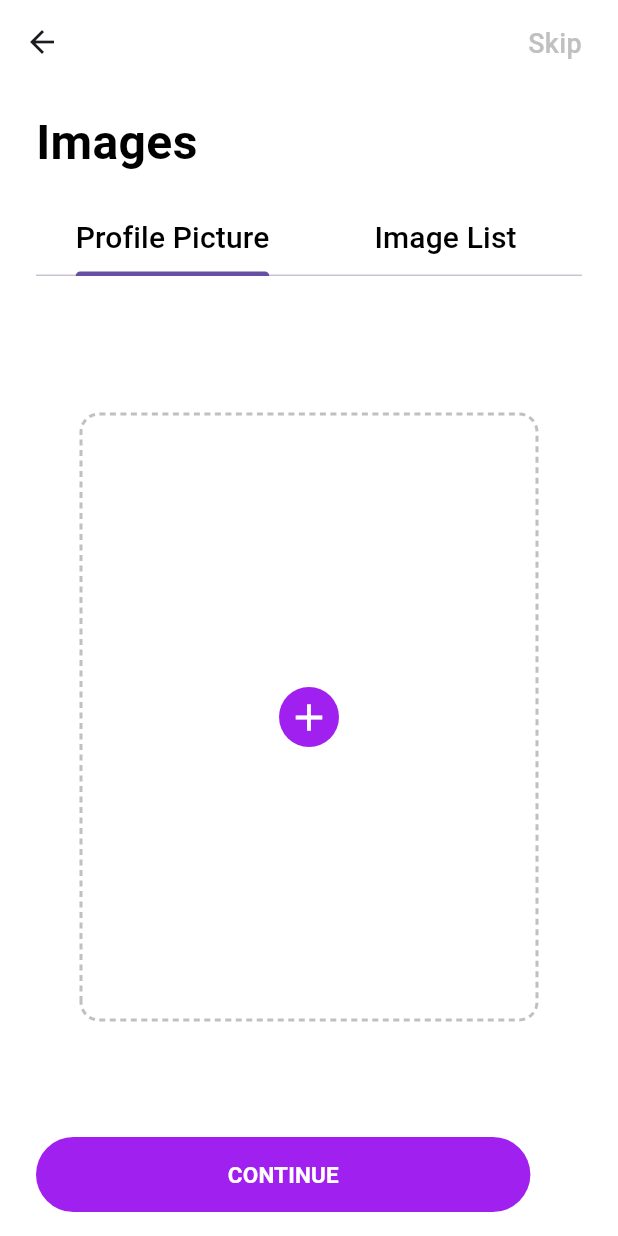
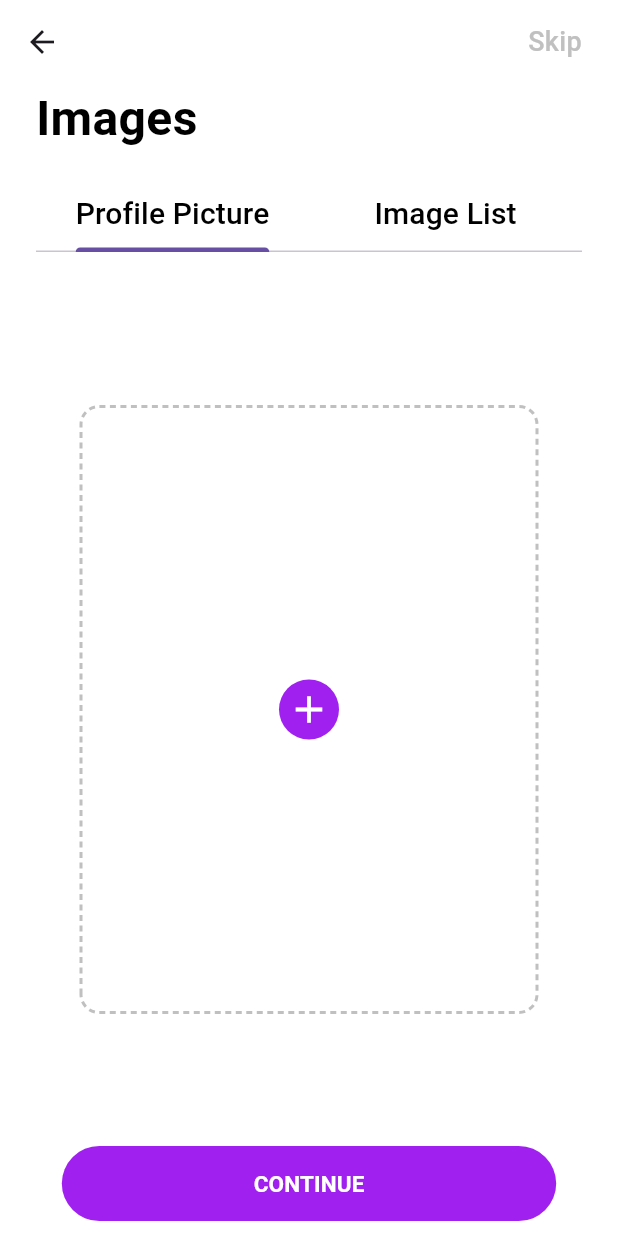
Before and after one commit to GamerQuanTuM/Mingle-Dating-App, a Flutter app: the ImagePage screen opened directly with empty values, on a phone screen of 412 x 824 dp. Run offline on Flutter 3.47's test engine with Material 3 defaults, Android fonts, the phone set to English and light mode, and no system bars; drawn by our look-alikes of dotted_border; our stand-ins replace country_code_picker, file_picker, flutter_riverpod, fpdart, google_fonts, riverpod_annotation and 4 more; missing offline and left inert: ansi_styles, top_modal_sheet; accounts and stored records are empty; generated files the repository leaves out were written again; network calls fail.

Commit message:
UI updates

```diff
--- a/client/lib/core/server_constant.dart
+++ b/client/lib/core/server_constant.dart
@@ -5,9 +5,9 @@ import 'package:http/http.dart' as http;
 
 abstract class ServerConstant {
   static const int _serverPort = 8000;
-  static const String _productionUrl = "https://your-production-url.com";
+  static const String _productionUrl = "https://mingle-dating-app.onrender.com";
   // static const String _devMachineIpLocal = "10.0.2.2";
-  static const String _devMachineIp = "192.168.0.101";
+  // static const String _devMachineIp = "192.168.0.101";
 
   static String get baseUrl {
     if (const bool.fromEnvironment('dart.vm.product')) {
--- a/client/lib/features/auth/view/pages/image_page.dart
+++ b/client/lib/features/auth/view/pages/image_page.dart
@@ -129,7 +129,7 @@ class _ImagePageState extends ConsumerState<ImagePage> {
             : const [
                 Padding(
                   padding:
-                      EdgeInsets.symmetric(horizontal: 24.0, vertical: 16.0),
+                      EdgeInsets.symmetric(horizontal: 24.0, vertical: 5.0),
                   child: Text(
                     "Skip",
                     style: TextStyle(
@@ -146,8 +146,8 @@ class _ImagePageState extends ConsumerState<ImagePage> {
           : DefaultTabController(
               length: 2,
               child: Padding(
-                padding: const EdgeInsets.symmetric(
-                    horizontal: 24.0, vertical: 16.0),
+                padding: const EdgeInsets.only(
+                    left: 24.0, right: 24.0, bottom: 10.0),
                 child: Column(
                   crossAxisAlignment: CrossAxisAlignment.start,
                   children: [
@@ -194,11 +194,13 @@ class _ImagePageState extends ConsumerState<ImagePage> {
                       ),
                     ),
                     const SizedBox(height: 16),
-                    AppButton(
+                    Center(
+                      child: AppButton(
                         text: "CONTINUE",
                         backgroundColor: Pallete.primaryPurple,
                         color: Pallete.white,
                         onPressed: _uploadAsset,
+                      ),
                     ),
                   ],
                 ),
@@ -208,7 +210,16 @@ class _ImagePageState extends ConsumerState<ImagePage> {
   }
 
   Widget _uploadProfilePictureWidget(BuildContext context) {
-    return Center(
+    return LayoutBuilder(
+      builder: (context, constraints) {
+        return SingleChildScrollView(
+          child: ConstrainedBox(
+            constraints: BoxConstraints(
+              minHeight:
+                  constraints.maxHeight, // Ensure minimum height of parent
+              minWidth: constraints.maxWidth,
+            ),
+            child: Center(
               child: Stack(
                 children: [
                   profileImage != null
@@ -222,11 +233,17 @@ class _ImagePageState extends ConsumerState<ImagePage> {
                             radius: const Radius.circular(12),
                             child: ClipRRect(
                               borderRadius: BorderRadius.circular(10),
+                              child: ConstrainedBox(
+                                constraints: const BoxConstraints(
+                                  minWidth: 300,
+                                  minHeight: 400,
+                                  maxWidth: 300,
+                                  maxHeight: 400,
+                                ),
                                 child: Image.file(
                                   profileImage!,
                                   fit: BoxFit.cover,
-                        width: 300,
-                        height: 400,
+                                ),
                               ),
                             ),
                           ),
@@ -239,9 +256,14 @@ class _ImagePageState extends ConsumerState<ImagePage> {
                             dashPattern: const [4, 3],
                             borderType: BorderType.RRect,
                             radius: const Radius.circular(12),
+                            child: ConstrainedBox(
+                              constraints: const BoxConstraints(
+                                minWidth: 300,
+                                minHeight: 400,
+                                maxWidth: 300,
+                                maxHeight: 400,
+                              ),
                               child: Container(
-                      height: 400,
-                      width: 300,
                                 color: Pallete.transparent,
                                 child: Center(
                                   child: Container(
@@ -255,6 +277,7 @@ class _ImagePageState extends ConsumerState<ImagePage> {
                                       Icons.add,
                                       size: 30,
                                       color: Pallete.white,
+                                    ),
                                   ),
                                 ),
                               ),
@@ -282,6 +305,10 @@ class _ImagePageState extends ConsumerState<ImagePage> {
                     ),
                 ],
               ),
+            ),
+          ),
+        );
+      },
     );
   }
 
--- a/client/lib/features/auth/view/pages/phone_page.dart
+++ b/client/lib/features/auth/view/pages/phone_page.dart
@@ -54,7 +54,8 @@ class _PhonePageState extends ConsumerState<PhonePage> {
       appBar: AppBar(
         backgroundColor: Pallete.white,
       ),
-      body: Padding(
+      body: SingleChildScrollView(
+        child: Padding(
           padding: const EdgeInsets.symmetric(horizontal: 32.0, vertical: 20.0),
           child: Column(
             mainAxisAlignment: MainAxisAlignment.start,
@@ -162,6 +163,7 @@ class _PhonePageState extends ConsumerState<PhonePage> {
             ],
           ),
         ),
+      ),
     );
   }
 
--- a/client/lib/features/home/view/chat_page.dart
+++ b/client/lib/features/home/view/chat_page.dart
@@ -219,8 +219,6 @@ class _ChatPageState extends ConsumerState<ChatPage>
 
     final unseenCounts = ref.watch(unseenCountsProvider);
 
-    print(unseenCounts);
-
     return Scaffold(
       backgroundColor: Pallete.white,
       appBar: AppBar(
```
Also changed, not shown: client/lib/core/utils/socket_io_client.dart (+13 -3 lines), client/lib/features/auth/view/pages/login_page.dart (+9 -12 lines), client/lib/features/auth/view/pages/otp_page.dart (+9 -5 lines), client/lib/features/home/view/home_page.dart (+41 -45 lines), client/lib/features/home/view/single_chat_page.dart (+13 -5 lines), client/lib/features/home/widget/image_upload_preview_widget.dart (+30 -4 lines), 2 other files. Lines whose indentation alone changed are shown as unchanged.
